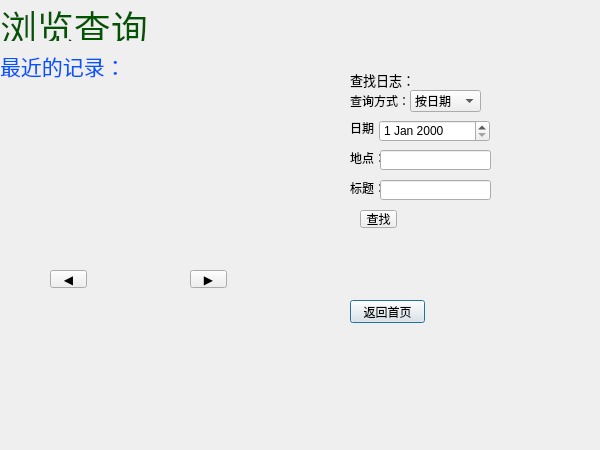
Qt form Tourmanager/searchdlg.ui (vitoascii/TourManager) before a commit.
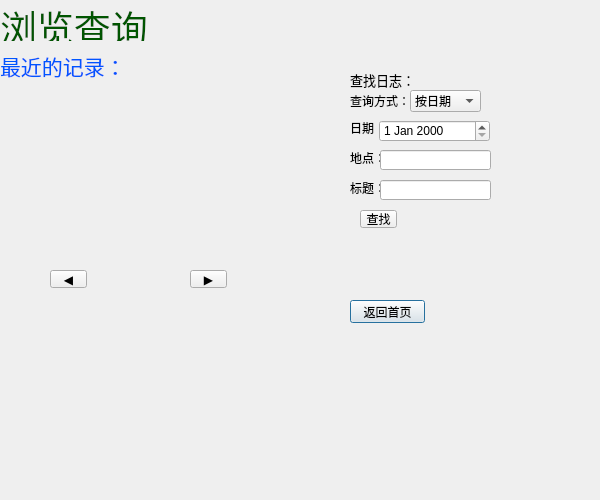
The same form after that commit.

What changed in the file:
```diff
--- a/Tourmanager/searchdlg.ui
+++ b/Tourmanager/searchdlg.ui
@@ -7,7 +7,7 @@
     <x>0</x>
     <y>0</y>
     <width>600</width>
-    <height>450</height>
+    <height>500</height>
    </rect>
   </property>
   <property name="minimumSize">
```
